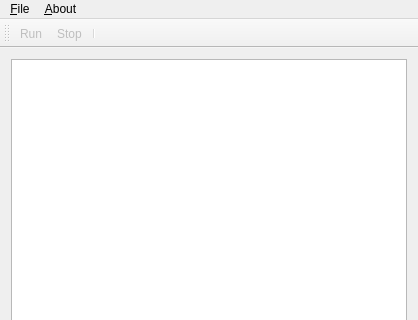
The window that mainwindow.ui (SmirnoffYM/AI-simulator) describes before a commit, drawn with Qt 5; both pictures show x 0 to 418 and y 0 to 320 of the 418 by 476 pixel window.
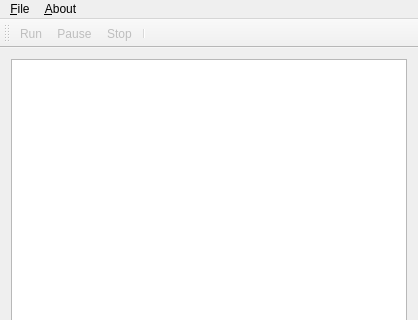
The same window after the commit. Icons and pictures are not drawn.

Commit message: Add pause button

```diff
--- a/mainwindow.ui
+++ b/mainwindow.ui
@@ -51,6 +51,9 @@
    <addaction name="menu_About"/>
   </widget>
   <widget class="QToolBar" name="toolBar">
+   <property name="enabled">
+    <bool>true</bool>
+   </property>
    <property name="windowTitle">
     <string>toolBar</string>
    </property>
@@ -61,6 +64,7 @@
     <bool>false</bool>
    </attribute>
    <addaction name="actionRun"/>
+   <addaction name="actionPause"/>
    <addaction name="actionStop"/>
    <addaction name="separator"/>
   </widget>
@@ -118,6 +122,21 @@
     <string>Stop modelling</string>
    </property>
   </action>
+  <action name="actionPause">
+   <property name="enabled">
+    <bool>false</bool>
+   </property>
+   <property name="icon">
+    <iconset resource="resource.qrc">
+     <normaloff>:/icons/icons/pause.svg</normaloff>:/icons/icons/pause.svg</iconset>
+   </property>
+   <property name="text">
+    <string>Pause</string>
+   </property>
+   <property name="toolTip">
+    <string>Pause modelling</string>
+   </property>
+  </action>
  </widget>
  <layoutdefault spacing="6" margin="11"/>
  <tabstops>
```
The commit also changes 3 other files.
